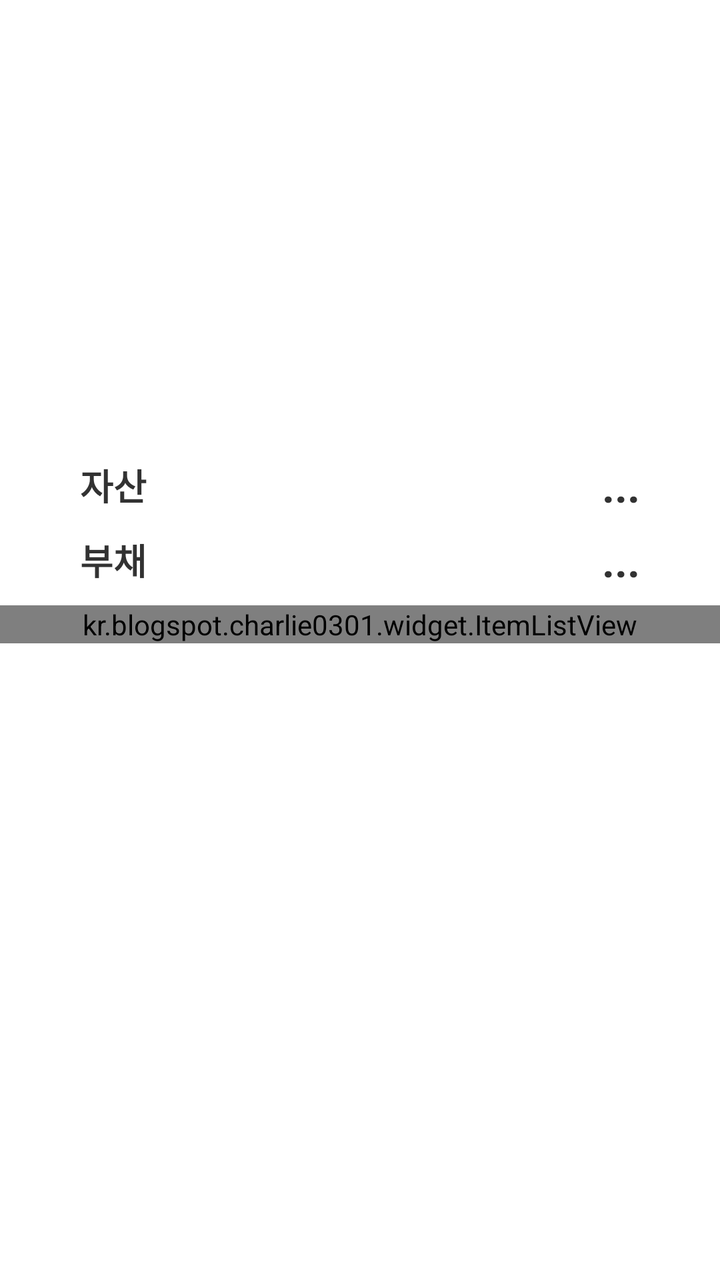
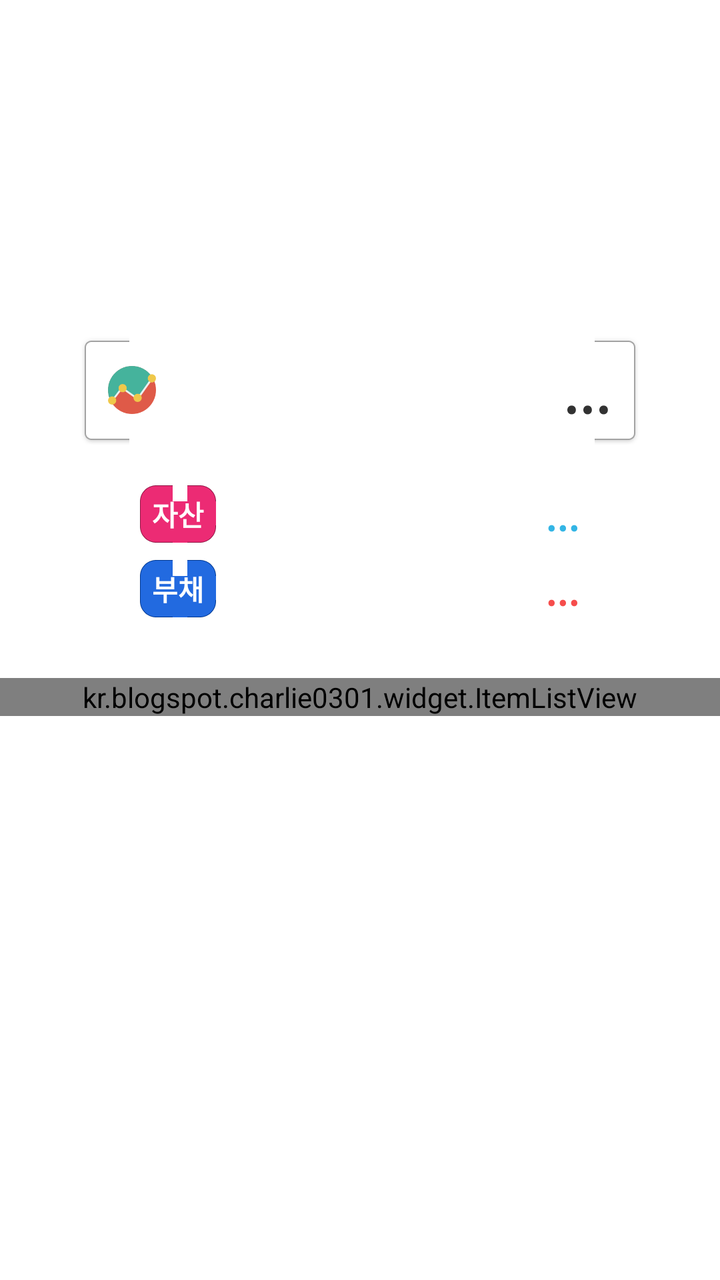

The first picture is an Android layout as it rendered before a commit; the second is the same layout after the commit. The layout source and the unified diff follow.
<!-- AndroidManifest.xml: application theme AppTheme -->
<!-- res/layout/fragment_finalcial_state_summary_tab.xml -->
<?xml version="1.0" encoding="utf-8"?>
<RelativeLayout xmlns:android="http://schemas.android.com/apk/res/android"
    android:layout_width="match_parent"
    android:layout_height="match_parent" >

    <LinearLayout
        android:layout_width="match_parent"
        android:layout_height="match_parent"
        android:layout_alignParentTop="true"
        android:layout_centerHorizontal="true"
        android:orientation="vertical" >

        <LinearLayout
            android:id="@+id/chart"
            android:layout_width="220dp"
            android:layout_height="220dp"
            android:layout_gravity="center"
            android:gravity="center"
            android:orientation="vertical" />

        <RelativeLayout
            android:layout_width="match_parent"
            android:layout_height="wrap_content"
            android:layout_marginRight="40dp"
            android:layout_marginLeft="40dp"
            android:layout_marginTop="8dp"
            android:orientation="horizontal" >

            <TextView
                android:layout_width="wrap_content"
                android:layout_height="wrap_content"
                android:layout_alignParentLeft="true"
                android:layout_centerVertical="true"
                android:text="@string/title_saving"
                android:textSize="18sp"
                android:textStyle="bold" />

            <TextView
                android:id="@+id/as_saving_value"
                android:layout_width="wrap_content"
                android:layout_height="wrap_content"
                android:layout_alignParentRight="true"
                android:layout_centerVertical="true"
                android:layout_marginLeft="30dp"
                android:text="..."
                android:textSize="22sp"
                android:textStyle="bold" />
        </RelativeLayout>

        <RelativeLayout
            android:layout_width="match_parent"
            android:layout_height="wrap_content"
            android:layout_marginRight="40dp"
            android:layout_marginLeft="40dp"
            android:layout_marginTop="8dp"
            android:orientation="horizontal" >

            <TextView
                android:layout_width="wrap_content"
                android:layout_height="wrap_content"
                android:layout_alignParentLeft="true"
                android:layout_centerVertical="true"
                android:text="@string/title_debt"
                android:textSize="18sp"
                android:textStyle="bold" />

            <TextView
                android:id="@+id/as_debt_value"
                android:layout_width="wrap_content"
                android:layout_height="wrap_content"
                android:layout_alignParentRight="true"
                android:layout_centerVertical="true"
                android:layout_marginLeft="30dp"
                android:text="..."
                android:textSize="22sp"
                android:textStyle="bold" />
        </RelativeLayout>

        <kr.blogspot.charlie0301.widget.ItemListView
            android:id="@+id/as_list_view"
            android:layout_width="match_parent"
            android:layout_height="wrap_content"
            android:layout_marginTop="8dp" />
    </LinearLayout>

</RelativeLayout>
<!-- resources referenced by this layout -->
<resources>
  <string name="title_debt">부채</string>
  <string name="title_saving">자산</string>
  <style name="AppTheme" parent="AppBaseTheme">
          <item name="android:actionBarSize">40dp</item>
          
      </style>
  <style name="AppBaseTheme" parent="android:Theme.Light">
          
      </style>
</resources>

<!-- the commit's change to res/layout/fragment_finalcial_state_summary_tab.xml (unified diff, before → after) -->
@@ -12,8 +12,8 @@
 
         <LinearLayout
             android:id="@+id/chart"
-            android:layout_width="220dp"
-            android:layout_height="220dp"
+            android:layout_width="match_parent"
+            android:layout_height="160dp"
             android:layout_gravity="center"
             android:gravity="center"
             android:orientation="vertical" />
@@ -21,9 +21,43 @@
         <RelativeLayout
             android:layout_width="match_parent"
             android:layout_height="wrap_content"
+            android:layout_marginLeft="40dp"
             android:layout_marginRight="40dp"
-            android:layout_marginLeft="40dp"
             android:layout_marginTop="8dp"
+            android:background="@drawable/input_box_round_2"
+            android:orientation="horizontal"
+            android:paddingBottom="8dp"
+            android:paddingLeft="14dp"
+            android:paddingRight="14dp"
+            android:paddingTop="6dp" >
+
+            <ImageView
+                android:layout_width="24dp"
+                android:layout_height="24dp"
+                android:layout_alignParentLeft="true"
+                android:layout_centerVertical="true"
+                android:contentDescription="@string/na"
+                android:src="@drawable/graph" />
+
+            <TextView
+                android:id="@+id/as_sum_value"
+                android:layout_width="wrap_content"
+                android:layout_height="wrap_content"
+                android:layout_alignParentRight="true"
+                android:layout_centerVertical="true"
+                android:layout_marginLeft="10dp"
+                android:text="..."
+                android:textScaleX="0.9"
+                android:textSize="30sp"
+                android:textStyle="bold" />
+        </RelativeLayout>
+
+        <RelativeLayout
+            android:layout_width="match_parent"
+            android:layout_height="wrap_content"
+            android:layout_marginLeft="70dp"
+            android:layout_marginRight="70dp"
+            android:layout_marginTop="20dp"
             android:orientation="horizontal" >
 
             <TextView
@@ -31,8 +65,15 @@
                 android:layout_height="wrap_content"
                 android:layout_alignParentLeft="true"
                 android:layout_centerVertical="true"
+                android:background="@drawable/input_color_box"
+                android:alpha="90"
+                android:paddingBottom="4dp"
+                android:paddingLeft="6dp"
+                android:paddingRight="6dp"
+                android:paddingTop="4dp"
+                android:textColor="@color/text_white"
                 android:text="@string/title_saving"
-                android:textSize="18sp"
+                android:textSize="14sp"
                 android:textStyle="bold" />
 
             <TextView
@@ -43,6 +84,8 @@
                 android:layout_centerVertical="true"
                 android:layout_marginLeft="30dp"
                 android:text="..."
+                android:textColor="@color/text_blue"
+                android:textScaleX="0.9"
                 android:textSize="22sp"
                 android:textStyle="bold" />
         </RelativeLayout>
@@ -50,8 +93,9 @@
         <RelativeLayout
             android:layout_width="match_parent"
             android:layout_height="wrap_content"
-            android:layout_marginRight="40dp"
-            android:layout_marginLeft="40dp"
+            android:layout_marginBottom="30dp"
+            android:layout_marginLeft="70dp"
+            android:layout_marginRight="70dp"
             android:layout_marginTop="8dp"
             android:orientation="horizontal" >
 
@@ -60,8 +104,14 @@
                 android:layout_height="wrap_content"
                 android:layout_alignParentLeft="true"
                 android:layout_centerVertical="true"
+                android:background="@drawable/input_color_box_3"
+                android:paddingBottom="4dp"
+                android:paddingLeft="6dp"
+                android:paddingRight="6dp"
+                android:paddingTop="4dp"
+                android:textColor="@color/text_white"
                 android:text="@string/title_debt"
-                android:textSize="18sp"
+                android:textSize="14sp"
                 android:textStyle="bold" />
 
             <TextView
@@ -72,6 +122,8 @@
                 android:layout_centerVertical="true"
                 android:layout_marginLeft="30dp"
                 android:text="..."
+                android:textColor="@color/text_red"
+                android:textScaleX="0.9"
                 android:textSize="22sp"
                 android:textStyle="bold" />
         </RelativeLayout>
@@ -80,7 +132,8 @@
             android:id="@+id/as_list_view"
             android:layout_width="match_parent"
             android:layout_height="wrap_content"
-            android:layout_marginTop="8dp" />
+            android:divider="@null"
+            android:dividerHeight="0dp" />
     </LinearLayout>
 
 </RelativeLayout>
<!-- resource entries referenced after the edit -->
@@ -1,5 +1,13 @@
 <!-- resources referenced by this layout -->
 <resources>
+  <color name="text_blue">#33B5E5</color>
+  <color name="text_red">#F64D4C</color>
+  <color name="text_white">#FFFFFF</color>
+  <!-- drawable graph: png bitmap (drawable-xxhdpi, 5153 bytes) -->
+  <!-- drawable input_box_round_2: png bitmap (drawable-xxhdpi, 4422 bytes) -->
+  <!-- drawable input_color_box: png bitmap (drawable-xxhdpi, 4016 bytes) -->
+  <!-- drawable input_color_box_3: png bitmap (drawable-xxhdpi, 4025 bytes) -->
+  <string name="na" />
   <string name="title_debt">부채</string>
   <string name="title_saving">자산</string>
   <style name="AppTheme" parent="AppBaseTheme">
